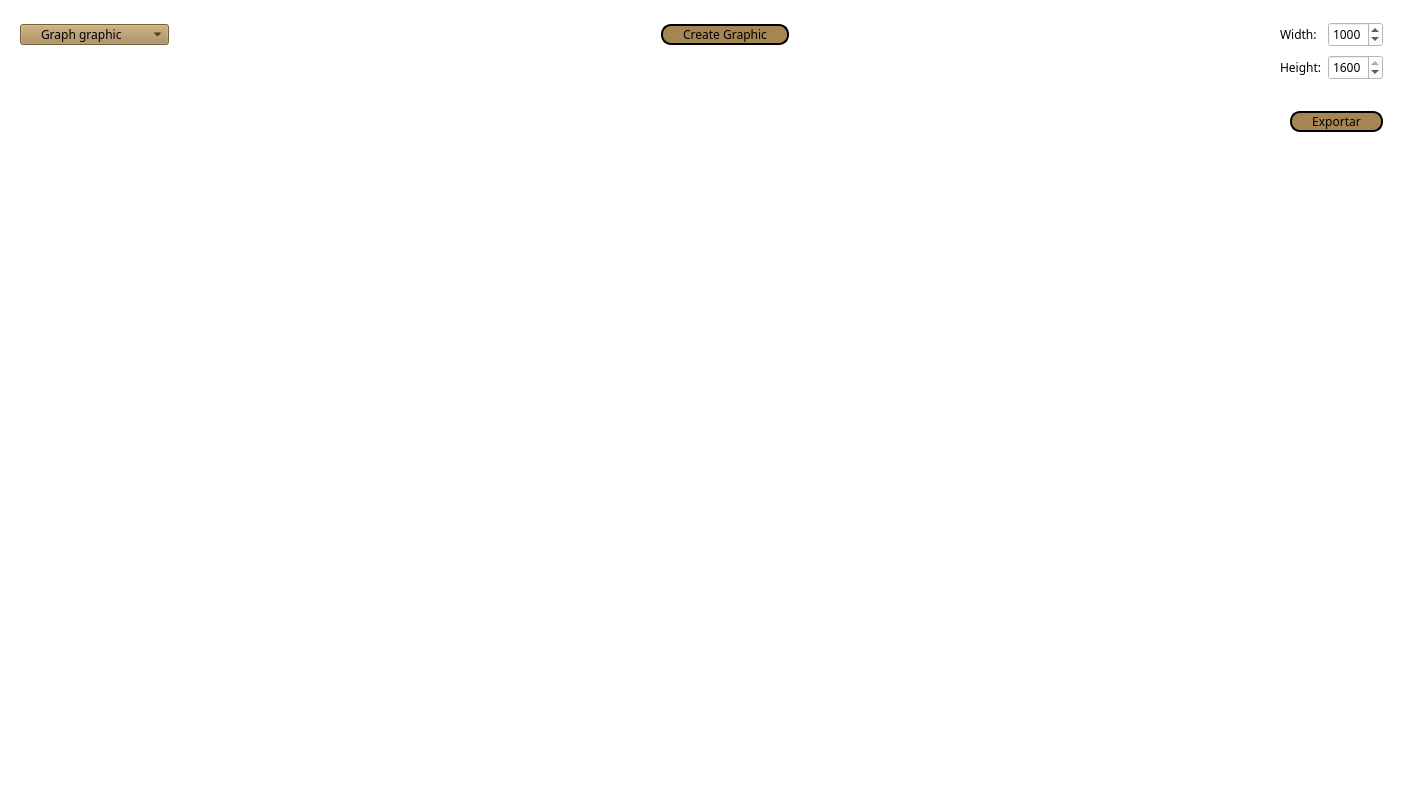
This is GUI/GraphicWidgetPanel.ui in aritzeraun/PFG as Qt 5 draws it before an edit. The edited form follows.
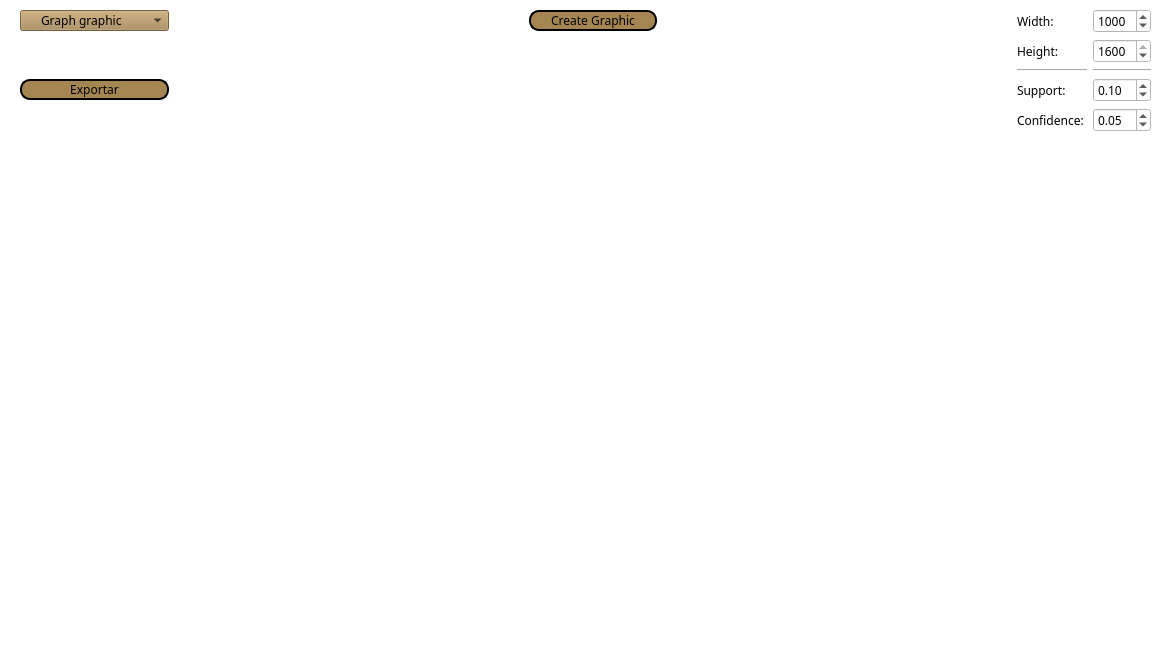
This is the edited form.

```diff
--- a/GUI/GraphicWidgetPanel.ui
+++ b/GUI/GraphicWidgetPanel.ui
@@ -6,8 +6,8 @@
    <rect>
     <x>0</x>
     <y>0</y>
-    <width>1403</width>
-    <height>802</height>
+    <width>1171</width>
+    <height>660</height>
    </rect>
   </property>
   <property name="windowTitle">
@@ -17,73 +17,53 @@
    <string notr="true">background-color: rgb(255, 255, 255);</string>
   </property>
   <layout class="QGridLayout" name="gridLayout">
+   <property name="topMargin">
+    <number>0</number>
+   </property>
+   <item row="2" column="0">
+    <spacer name="verticalSpacer">
+     <property name="orientation">
+      <enum>Qt::Vertical</enum>
+     </property>
+     <property name="sizeType">
+      <enum>QSizePolicy::MinimumExpanding</enum>
+     </property>
+     <property name="sizeHint" stdset="0">
+      <size>
+       <width>20</width>
+       <height>40</height>
+      </size>
+     </property>
+    </spacer>
+   </item>
    <item row="1" column="0">
-    <widget class="QWidget" name="widget_2" native="true">
-     <property name="minimumSize">
-      <size>
-       <width>0</width>
-       <height>50</height>
-      </size>
+    <widget class="QLabel" name="graphicLabel">
+     <property name="text">
+      <string/>
      </property>
-     <property name="maximumSize">
-      <size>
-       <width>16777215</width>
-       <height>50</height>
-      </size>
+     <property name="alignment">
+      <set>Qt::AlignCenter</set>
      </property>
-     <layout class="QGridLayout" name="gridLayout_3">
-      <item row="0" column="0">
-       <spacer name="horizontalSpacerExport">
-        <property name="orientation">
-         <enum>Qt::Horizontal</enum>
-        </property>
-        <property name="sizeHint" stdset="0">
-         <size>
-          <width>782</width>
-          <height>20</height>
-         </size>
-        </property>
-       </spacer>
-      </item>
-      <item row="0" column="1">
-       <widget class="QPushButton" name="exportButon">
-        <property name="font">
-         <font>
-          <family>Cascadia Mono</family>
-         </font>
-        </property>
-        <property name="styleSheet">
-         <string notr="true">QPushButton {
-	border: 2px solid;
- 	border-radius: 10px;
-	background-color: rgb(165, 134, 83);
-	padding-right: 20px;
-	padding-left: 20px;
-}
-QPushButton:hover {
-	background-color: rgb(95, 71, 10);
-}</string>
-        </property>
-        <property name="text">
-         <string>Exportar</string>
-        </property>
-       </widget>
-      </item>
-     </layout>
     </widget>
    </item>
    <item row="0" column="0">
     <widget class="QWidget" name="widget" native="true">
+     <property name="sizePolicy">
+      <sizepolicy hsizetype="Expanding" vsizetype="Expanding">
+       <horstretch>0</horstretch>
+       <verstretch>0</verstretch>
+      </sizepolicy>
+     </property>
      <property name="minimumSize">
       <size>
        <width>0</width>
-       <height>80</height>
+       <height>140</height>
       </size>
      </property>
      <property name="maximumSize">
       <size>
        <width>16777215</width>
-       <height>80</height>
+       <height>140</height>
       </size>
      </property>
      <layout class="QGridLayout" name="gridLayout_2">
@@ -247,35 +227,118 @@
         </property>
        </widget>
       </item>
+      <item row="0" column="4">
+       <widget class="QLabel" name="widthLabel">
+        <property name="font">
+         <font>
+          <family>Cascadia Mono</family>
+         </font>
+        </property>
+        <property name="text">
+         <string>Width: </string>
+        </property>
+       </widget>
+      </item>
+      <item row="4" column="4">
+       <widget class="QLabel" name="SupportLabel">
+        <property name="font">
+         <font>
+          <family>Cascadia Mono</family>
+         </font>
+        </property>
+        <property name="text">
+         <string>Support:</string>
+        </property>
+       </widget>
+      </item>
+      <item row="3" column="4">
+       <widget class="Line" name="lineRight">
+        <property name="font">
+         <font>
+          <family>Cascadia Mono</family>
+         </font>
+        </property>
+        <property name="orientation">
+         <enum>Qt::Horizontal</enum>
+        </property>
+       </widget>
+      </item>
+      <item row="3" column="5">
+       <widget class="Line" name="lineLeft">
+        <property name="orientation">
+         <enum>Qt::Horizontal</enum>
+        </property>
+       </widget>
+      </item>
+      <item row="5" column="4">
+       <widget class="QLabel" name="confidenceLabel">
+        <property name="font">
+         <font>
+          <family>Cascadia Mono</family>
+         </font>
+        </property>
+        <property name="text">
+         <string>Confidence: </string>
+        </property>
+       </widget>
+      </item>
+      <item row="4" column="5">
+       <widget class="QDoubleSpinBox" name="supportSpinBox">
+        <property name="font">
+         <font>
+          <family>Cascadia Mono</family>
+         </font>
+        </property>
+        <property name="singleStep">
+         <double>0.050000000000000</double>
+        </property>
+        <property name="value">
+         <double>0.100000000000000</double>
+        </property>
+       </widget>
+      </item>
+      <item row="5" column="5">
+       <widget class="QDoubleSpinBox" name="confidenceSpinBox">
+        <property name="font">
+         <font>
+          <family>Cascadia Mono</family>
+         </font>
+        </property>
+        <property name="singleStep">
+         <double>0.050000000000000</double>
+        </property>
+        <property name="value">
+         <double>0.050000000000000</double>
+        </property>
+       </widget>
+      </item>
+      <item row="4" column="0">
+       <widget class="QPushButton" name="exportButon">
+        <property name="font">
+         <font>
+          <family>Cascadia Mono</family>
+         </font>
+        </property>
+        <property name="styleSheet">
+         <string notr="true">QPushButton {
+	border: 2px solid;
+ 	border-radius: 10px;
+	background-color: rgb(165, 134, 83);
+	padding-right: 20px;
+	padding-left: 20px;
+}
+QPushButton:hover {
+	background-color: rgb(95, 71, 10);
+}</string>
+        </property>
+        <property name="text">
+         <string>Exportar</string>
+        </property>
+       </widget>
+      </item>
      </layout>
     </widget>
    </item>
-   <item row="2" column="0">
-    <widget class="QLabel" name="graphicLabel">
-     <property name="text">
-      <string/>
-     </property>
-     <property name="alignment">
-      <set>Qt::AlignCenter</set>
-     </property>
-    </widget>
-   </item>
-   <item row="3" column="0">
-    <spacer name="verticalSpacer">
-     <property name="orientation">
-      <enum>Qt::Vertical</enum>
-     </property>
-     <property name="sizeType">
-      <enum>QSizePolicy::MinimumExpanding</enum>
-     </property>
-     <property name="sizeHint" stdset="0">
-      <size>
-       <width>20</width>
-       <height>40</height>
-      </size>
-     </property>
-    </spacer>
-   </item>
   </layout>
  </widget>
  <resources/>
```
Left out of the diff: 60 changed lines with no effect on the pictures.
